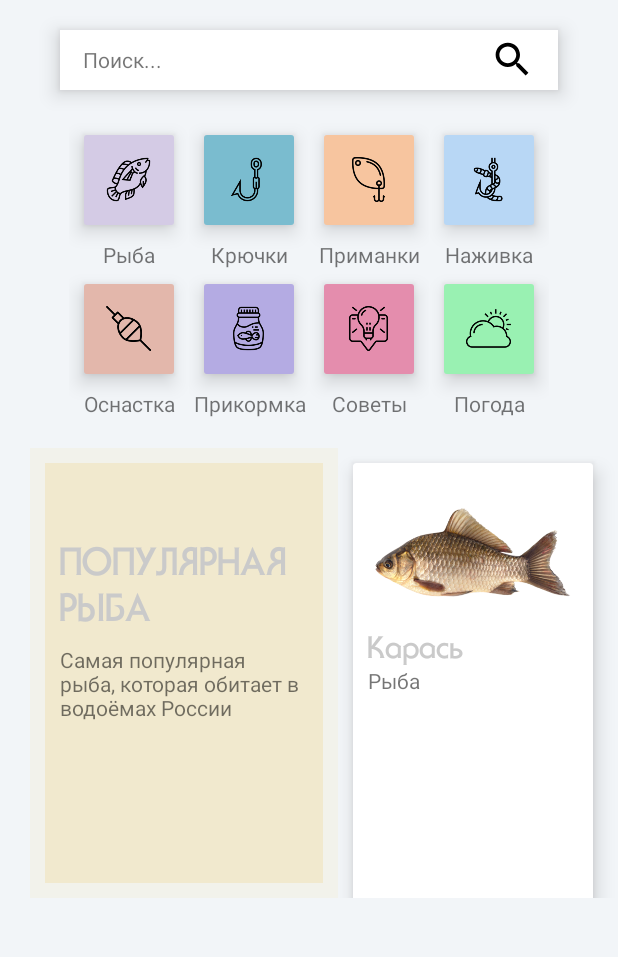
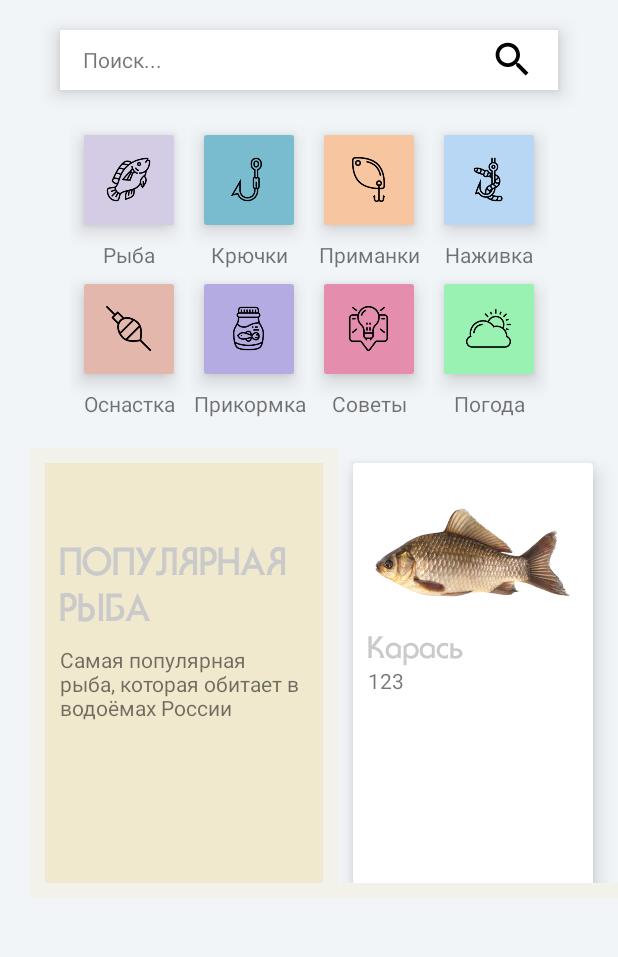
Before and after one commit to ilyamarvin/Fisherman_Handbook_2, an Android app: the UserDashboard screen opened directly, with no data from a screen before it, on a phone screen of 412 x 824 dp, the part 171-1128 px from its top. Run offline under Robolectric (Android 15) with nearby library versions, the phone set to English and light mode, and no system bars.

Commit message:
Making a fish description screen. Working with app.

```diff
--- a/app/src/main/AndroidManifest.xml
+++ b/app/src/main/AndroidManifest.xml
@@ -9,8 +9,9 @@
         android:roundIcon="@mipmap/ic_launcher_round"
         android:supportsRtl="true"
         android:theme="@style/AppTheme">
-        <activity android:name=".StarterScreens.OnBoarding"></activity>
-        <activity android:name=".UserDashboard"></activity>
+        <activity android:name=".FishCategory"></activity>
+        <activity android:name=".StarterScreens.OnBoarding" />
+        <activity android:name=".UserDashboard" />
         <activity android:name=".StarterScreens.SplashScreen">
             <intent-filter>
                 <action android:name="android.intent.action.MAIN" />
--- a/app/src/main/java/com/ilyamarvin/fishermanhandbook2/UserDashboard.java
+++ b/app/src/main/java/com/ilyamarvin/fishermanhandbook2/UserDashboard.java
@@ -7,12 +7,15 @@ import androidx.drawerlayout.widget.DrawerLayout;
 import androidx.recyclerview.widget.LinearLayoutManager;
 import androidx.recyclerview.widget.RecyclerView;
 
+import android.content.Intent;
 import android.os.Bundle;
+import android.view.Menu;
 import android.view.MenuItem;
 import android.view.View;
 import android.view.WindowManager;
 import android.widget.ImageView;
 import android.widget.LinearLayout;
+import android.widget.RelativeLayout;
 
 import com.google.android.material.navigation.NavigationView;
 import com.ilyamarvin.fishermanhandbook2.HelperClasses.HomeAdapter.BestFishAdapter;
@@ -26,6 +29,7 @@ public class UserDashboard extends AppCompatActivity implements NavigationView.O
 
     ImageView menuIcon;
     LinearLayout contentView;
+    RelativeLayout menuFish;
 
     static final float END_SCALE = 0.7f;
 
@@ -40,12 +44,24 @@ public class UserDashboard extends AppCompatActivity implements NavigationView.O
         drawerLayout = findViewById(R.id.drawer_layout);
         navigationView = findViewById(R.id.navigation_view);
         menuIcon = findViewById(R.id.menu_icon);
+        menuFish = findViewById(R.id.menu_fish);
         contentView = findViewById(R.id.content);
 
         navigationDrawer();
 
         bestfishRecycler = findViewById(R.id.best_fish_recycler);
         bestfishRecycler();
+
+        Menu menu = navigationView.getMenu();
+        menu.findItem(R.id.nav_logout).setVisible(false);
+        menu.findItem(R.id.nav_profile).setVisible(false);
+
+        menuFish.setOnClickListener(new View.OnClickListener() {
+            @Override
+            public void onClick(View v) {
+                startActivity(new Intent(getApplicationContext(), FishCategory.class));
+            }
+        });
     }
 
     //Navigation Drawer функции
@@ -73,13 +89,11 @@ public class UserDashboard extends AppCompatActivity implements NavigationView.O
             @Override
             public void onDrawerSlide(View drawerView, float slideOffset) {
 
-                // Scale the View based on current slide offset
                 final float diffScaledOffset = slideOffset * (1 - END_SCALE);
                 final float offsetScale = 1 - diffScaledOffset;
                 contentView.setScaleX(offsetScale);
                 contentView.setScaleY(offsetScale);
 
-                // Translate the View, accounting for the scaled width
                 final float xOffset = drawerView.getWidth() * slideOffset;
                 final float xOffsetDiff = contentView.getWidth() * diffScaledOffset / 2;
                 final float xTranslation = xOffset - xOffsetDiff;
@@ -96,8 +110,18 @@ public class UserDashboard extends AppCompatActivity implements NavigationView.O
         } else
             super.onBackPressed();
     }
+
     @Override
     public boolean onNavigationItemSelected(@NonNull MenuItem item) {
+
+        switch (item.getItemId()) {
+            case R.id.nav_menu:
+                drawerLayout.closeDrawer(GravityCompat.START);
+            break;
+            case R.id.nav_fish:
+                startActivity(new Intent(getApplicationContext(), FishCategory.class));
+                break;
+        }
         return true;
     }
 
@@ -107,9 +131,9 @@ public class UserDashboard extends AppCompatActivity implements NavigationView.O
 
         ArrayList<BestFishHelperClass> bestFishLocations = new ArrayList<>();
 
-        bestFishLocations.add(new BestFishHelperClass(R.drawable.karas, "Карась", "Рыба"));
-        bestFishLocations.add(new BestFishHelperClass(R.drawable.karp, "Карп", "Рыба"));
-        bestFishLocations.add(new BestFishHelperClass(R.drawable.amur, "Амур", "Рыба"));
+        bestFishLocations.add(new BestFishHelperClass(R.drawable.karas, "Карась", "123"));
+        bestFishLocations.add(new BestFishHelperClass(R.drawable.karp, "Карп", "123"));
+        bestFishLocations.add(new BestFishHelperClass(R.drawable.amur, "Амур", "123"));
 
         adapter = new BestFishAdapter(bestFishLocations);
         bestfishRecycler.setAdapter(adapter);
--- /dev/null
+++ b/app/src/main/res/drawable/menu_rate_icon.xml
@@ -0,0 +1,9 @@
+<vector xmlns:android="http://schemas.android.com/apk/res/android"
+        android:width="24dp"
+        android:height="24dp"
+        android:viewportWidth="24.0"
+        android:viewportHeight="24.0">
+    <path
+        android:fillColor="#FF000000"
+        android:pathData="M20,2L4,2c-1.1,0 -1.99,0.9 -1.99,2L2,22l4,-4h14c1.1,0 2,-0.9 2,-2L22,4c0,-1.1 -0.9,-2 -2,-2zM6,14v-2.47l6.88,-6.88c0.2,-0.2 0.51,-0.2 0.71,0l1.77,1.77c0.2,0.2 0.2,0.51 0,0.71L8.47,14L6,14zM18,14h-7.5l2,-2L18,12v2z"/>
+</vector>
--- /dev/null
+++ b/app/src/main/res/drawable/menu_share_icon.xml
@@ -0,0 +1,9 @@
+<vector xmlns:android="http://schemas.android.com/apk/res/android"
+        android:width="24dp"
+        android:height="24dp"
+        android:viewportWidth="24.0"
+        android:viewportHeight="24.0">
+    <path
+        android:fillColor="#FF000000"
+        android:pathData="M18,16.08c-0.76,0 -1.44,0.3 -1.96,0.77L8.91,12.7c0.05,-0.23 0.09,-0.46 0.09,-0.7s-0.04,-0.47 -0.09,-0.7l7.05,-4.11c0.54,0.5 1.25,0.81 2.04,0.81 1.66,0 3,-1.34 3,-3s-1.34,-3 -3,-3 -3,1.34 -3,3c0,0.24 0.04,0.47 0.09,0.7L8.04,9.81C7.5,9.31 6.79,9 6,9c-1.66,0 -3,1.34 -3,3s1.34,3 3,3c0.79,0 1.5,-0.31 2.04,-0.81l7.12,4.16c-0.05,0.21 -0.08,0.43 -0.08,0.65 0,1.61 1.31,2.92 2.92,2.92 1.61,0 2.92,-1.31 2.92,-2.92s-1.31,-2.92 -2.92,-2.92z"/>
+</vector>
--- a/app/src/main/res/layout/activity_user_dashboard.xml
+++ b/app/src/main/res/layout/activity_user_dashboard.xml
@@ -109,6 +109,7 @@
                     android:orientation="vertical">
 
                     <RelativeLayout
+                        android:id="@+id/menu_fish"
                         android:layout_width="60dp"
                         android:layout_height="60dp"
                         android:background="@drawable/card_1"
@@ -138,11 +139,14 @@
                     android:orientation="vertical">
 
                     <RelativeLayout
+                        android:id="@+id/menu_hooks"
                         android:layout_width="60dp"
                         android:layout_height="60dp"
                         android:background="@drawable/card_2"
                         android:elevation="8dp"
-                        android:layout_margin="10dp">
+                        android:layout_margin="10dp"
+                        android:clickable="true"
+                        android:focusable="true">
 
                         <ImageView
                             android:layout_width="30dp"
@@ -167,11 +171,14 @@
                     android:orientation="vertical">
 
                     <RelativeLayout
+                        android:id="@+id/menu_artbait"
                         android:layout_width="60dp"
                         android:layout_height="60dp"
                         android:background="@drawable/card_3"
                         android:elevation="8dp"
-                        android:layout_margin="10dp">
+                        android:layout_margin="10dp"
+                        android:clickable="true"
+                        android:focusable="true">
 
                         <ImageView
                             android:layout_width="30dp"
@@ -196,11 +203,14 @@
                     android:orientation="vertical">
 
                     <RelativeLayout
+                        android:id="@+id/menu_bait"
                         android:layout_width="60dp"
                         android:layout_height="60dp"
                         android:background="@drawable/card_4"
                         android:elevation="8dp"
-                        android:layout_margin="10dp">
+                        android:layout_margin="10dp"
+                        android:clickable="true"
+                        android:focusable="true">
 
                         <ImageView
                             android:layout_width="30dp"
@@ -232,11 +242,14 @@
                     android:orientation="vertical">
 
                     <RelativeLayout
+                        android:id="@+id/menu_rig"
                         android:layout_width="60dp"
                         android:layout_height="60dp"
                         android:background="@drawable/card_5"
                         android:elevation="8dp"
-                        android:layout_margin="10dp">
+                        android:layout_margin="10dp"
+                        android:clickable="true"
+                        android:focusable="true">
 
                         <ImageView
                             android:layout_width="30dp"
@@ -261,11 +274,14 @@
                     android:orientation="vertical">
 
                     <RelativeLayout
+                        android:id="@+id/menu_lure"
                         android:layout_width="60dp"
                         android:layout_height="60dp"
                         android:background="@drawable/card_6"
                         android:elevation="8dp"
-                        android:layout_margin="10dp">
+                        android:layout_margin="10dp"
+                        android:clickable="true"
+                        android:focusable="true">
 
                         <ImageView
                             android:layout_width="30dp"
@@ -290,11 +306,14 @@
                     android:orientation="vertical">
 
                     <RelativeLayout
+                        android:id="@+id/menu_tips"
                         android:layout_width="60dp"
                         android:layout_height="60dp"
                         android:background="@drawable/card_7"
                         android:elevation="8dp"
-                        android:layout_margin="10dp">
+                        android:layout_margin="10dp"
+                        android:clickable="true"
+                        android:focusable="true">
 
                         <ImageView
                             android:layout_width="30dp"
@@ -319,11 +338,14 @@
                     android:orientation="vertical">
 
                     <RelativeLayout
+                        android:id="@+id/menu_weather"
                         android:layout_width="60dp"
                         android:layout_height="60dp"
                         android:background="@drawable/card_8"
                         android:elevation="8dp"
-                        android:layout_margin="10dp">
+                        android:layout_margin="10dp"
+                        android:clickable="true"
+                        android:focusable="true">
 
                         <ImageView
                             android:layout_width="30dp"
@@ -386,7 +408,7 @@
                 <androidx.recyclerview.widget.RecyclerView
                     android:id="@+id/best_fish_recycler"
                     android:layout_width="match_parent"
-                    android:layout_height="300dp"
+                    android:layout_height="290dp"
                     android:layout_toRightOf="@id/best_fish_background"
                     android:background="@color/home_background" />
 
--- a/app/src/main/res/menu/main_menu.xml
+++ b/app/src/main/res/menu/main_menu.xml
@@ -1,65 +1,82 @@
 <?xml version="1.0" encoding="utf-8"?>
 <menu xmlns:android="http://schemas.android.com/apk/res/android">
 
-    <group
-        android:checkableBehavior="single">
+    <group android:checkableBehavior="single">
 
         <item
             android:id="@+id/nav_menu"
-            android:title="@string/nav_menu"
-            android:icon="@drawable/nav_menu_icon"/>
+            android:icon="@drawable/nav_menu_icon"
+            android:title="@string/nav_menu" />
         <item
             android:id="@+id/nav_fish"
-            android:title="@string/menu_fish"
-            android:icon="@drawable/fish"/>
+            android:icon="@drawable/fish"
+            android:title="@string/menu_fish" />
         <item
             android:id="@+id/nav_hooks"
-            android:title="@string/menu_hooks"
-            android:icon="@drawable/hook"/>
+            android:icon="@drawable/hook"
+            android:title="@string/menu_hooks" />
         <item
             android:id="@+id/nav_artbait"
-            android:title="@string/menu_artbait"
-            android:icon="@drawable/artbait"/>
+            android:icon="@drawable/artbait"
+            android:title="@string/menu_artbait" />
         <item
             android:id="@+id/nav_bait"
-            android:title="@string/menu_bait"
-            android:icon="@drawable/bait"/>
+            android:icon="@drawable/bait"
+            android:title="@string/menu_bait" />
         <item
             android:id="@+id/nav_rig"
-            android:title="@string/menu_rig"
-            android:icon="@drawable/rig"/>
+            android:icon="@drawable/rig"
+            android:title="@string/menu_rig" />
         <item
             android:id="@+id/nav_lure"
-            android:title="@string/menu_lure"
-            android:icon="@drawable/lure"/>
+            android:icon="@drawable/lure"
+            android:title="@string/menu_lure" />
         <item
             android:id="@+id/nav_tips"
-            android:title="@string/menu_tips"
-            android:icon="@drawable/tips"/>
+            android:icon="@drawable/tips"
+            android:title="@string/menu_tips" />
         <item
             android:id="@+id/nav_weather"
-            android:title="@string/menu_weather"
-            android:icon="@drawable/weather"/>
+            android:icon="@drawable/weather"
+            android:title="@string/menu_weather" />
 
     </group>
 
-    <item android:title="Профиль">
+        <item android:title="@string/nav_profile">
+
+            <menu>
+                <group android:checkableBehavior="single">
+                <item
+                    android:id="@+id/nav_login"
+                    android:icon="@drawable/menu_login_icon"
+                    android:title="@string/nav_login" />
+                <item
+                    android:id="@+id/nav_profile"
+                    android:icon="@drawable/menu_profile_icon"
+                    android:title="@string/nav_profile" />
+                <item
+                    android:id="@+id/nav_logout"
+                    android:icon="@drawable/menu_logout_icon"
+                    android:title="@string/nav_logout" />
+                </group>
+            </menu>
+
+        </item>
+
+    <item
+        android:title="@string/nav_communicate">
         <menu>
 
-            <group android:checkableBehavior="single">
             <item
-                android:id="@+id/nav_login"
-                android:title="@string/nav_login"
-                android:icon="@drawable/menu_login_icon"/>
+                android:id="@+id/nav_share"
+                android:title="@string/nav_share"
+                android:icon="@drawable/menu_share_icon"/>
+
             <item
-                android:id="@+id/nav_profile"
-                android:title="@string/nav_profile"
-                android:icon="@drawable/menu_profile_icon"/>
-            <item
-                android:id="@+id/nav_logout"
-                android:title="@string/nav_logout"
-                android:icon="@drawable/menu_logout_icon"/>
-            </group>
+                android:id="@+id/rate_share"
+                android:title="@string/nav_rate"
+                android:icon="@drawable/menu_rate_icon"/>
+
         </menu>
 
     </item>
--- a/app/src/main/res/values/strings.xml
+++ b/app/src/main/res/values/strings.xml
@@ -46,5 +46,8 @@
     <string name="nav_login">Войти в аккаунт</string>
     <string name="nav_profile">Профиль</string>
     <string name="nav_logout">Выйти из аккаунта</string>
+    <string name="nav_communicate">Связь</string>
+    <string name="nav_share">Поделиться</string>
+    <string name="nav_rate">Оценить приложение</string>
 
 </resources>
```
Also changed, not shown: app/src/main/java/com/ilyamarvin/fishermanhandbook2/FishCategory.java (added, +28 -0 lines), app/src/main/res/drawable/general_back_icon.xml (added, +9 -0 lines), app/src/main/res/layout/activity_fish_category.xml (added, +52 -0 lines).
